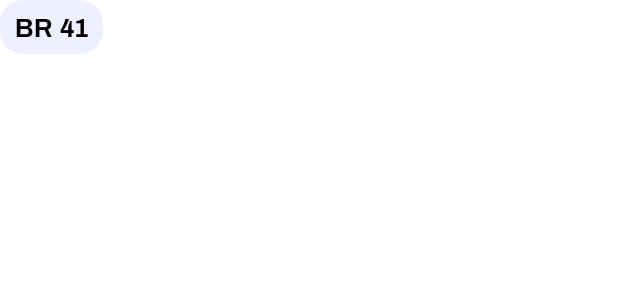
After one commit to Alaksion/SneakerDex, an Android app: the layout size_list_item.xml on its own in the app's theme, with its tools: preview values and no code run, on a phone screen of 412 x 824 dp. The commit adds this screen. Shown: the top 300 px of the screen. Run offline under Robolectric (Android 15) with nearby library versions, the phone set to English and light mode, and no system bars.

Commit message:
added size selector

```diff
--- /dev/null
+++ b/app/src/main/res/drawable/sneaker_size_container_background.xml
@@ -0,0 +1,19 @@
+<?xml version="1.0" encoding="utf-8"?>
+<selector xmlns:android="http://schemas.android.com/apk/res/android">
+
+    <item android:state_selected="false">
+        <shape android:shape="rectangle">
+            <corners android:radius="15dp" />
+            <solid android:color="@color/card_background" />
+        </shape>
+    </item>
+
+    <item android:state_selected="true">
+        <shape android:shape="rectangle">
+            <corners android:radius="15dp" />
+            <solid android:color="@color/app_orange" />
+        </shape>
+    </item>
+
+
+</selector>
--- /dev/null
+++ b/app/src/main/res/layout/size_list_item.xml
@@ -0,0 +1,25 @@
+<?xml version="1.0" encoding="utf-8"?>
+<androidx.constraintlayout.widget.ConstraintLayout xmlns:android="http://schemas.android.com/apk/res/android"
+    android:layout_width="wrap_content"
+    android:layout_height="wrap_content"
+    xmlns:app="http://schemas.android.com/apk/res-auto"
+    xmlns:tools="http://schemas.android.com/tools">
+
+    <TextView
+        android:id="@+id/tv_size_description"
+        android:layout_width="wrap_content"
+        android:layout_height="wrap_content"
+        app:layout_constraintStart_toStartOf="parent"
+        app:layout_constraintTop_toTopOf="parent"
+        app:layout_constraintBottom_toBottomOf="parent"
+        app:layout_constraintEnd_toEndOf="parent"
+        tools:text="BR 41"
+        android:textColor="@color/black"
+        android:fontFamily="@font/archivo_bold"
+        android:textSize="17sp"
+        android:layout_marginEnd="5dp"
+        android:background="@drawable/sneaker_size_container_background"
+        android:paddingVertical="5dp"
+        android:paddingHorizontal="10dp"/>
+
+</androidx.constraintlayout.widget.ConstraintLayout>
```
Also changed, not shown: app/src/main/java/com/alaksion/sneakerdex/presentation/model/SneakerSizes.kt (added, +15 -0 lines), app/src/main/java/com/alaksion/sneakerdex/presentation/sneakerdetail/SneakerDetailActivity.kt (+25 -5 lines), app/src/main/java/com/alaksion/sneakerdex/presentation/sneakerdetail/adapter/SneakerSizeAdapter.kt (added, +43 -0 lines), app/src/main/java/com/alaksion/sneakerdex/presentation/sneakerdetail/listener/SneakerSizeListener.kt (added, +7 -0 lines), app/src/main/java/com/alaksion/sneakerdex/presentation/sneakerdetail/viewholder/SneakerSizeViewHolder.kt (added, +38 -0 lines), app/src/main/res/layout/activity_sneaker_detail.xml (+11 -1 lines).
